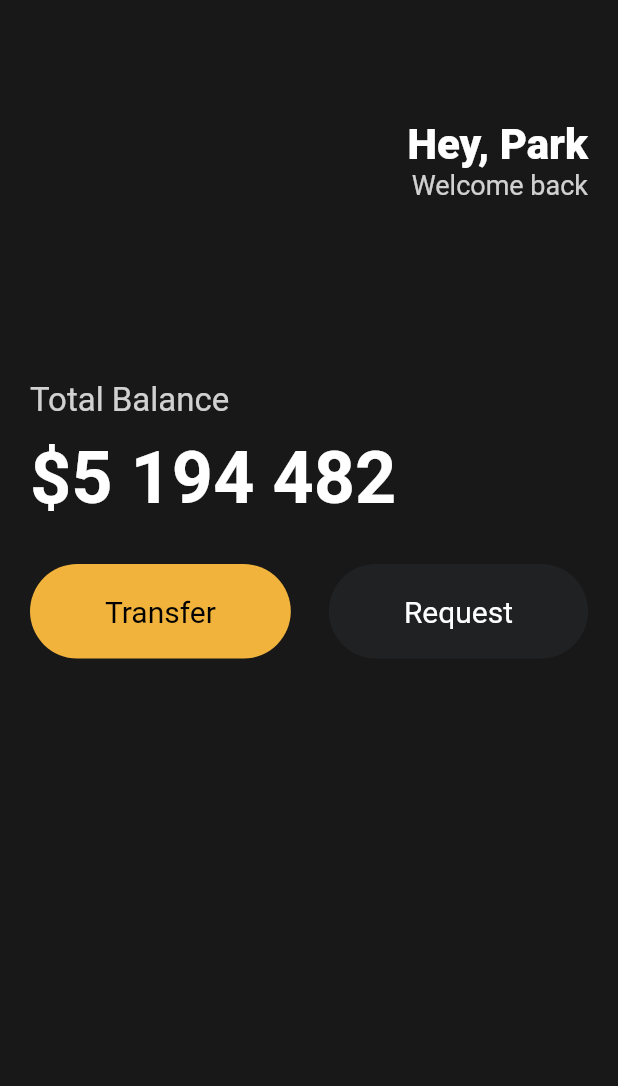
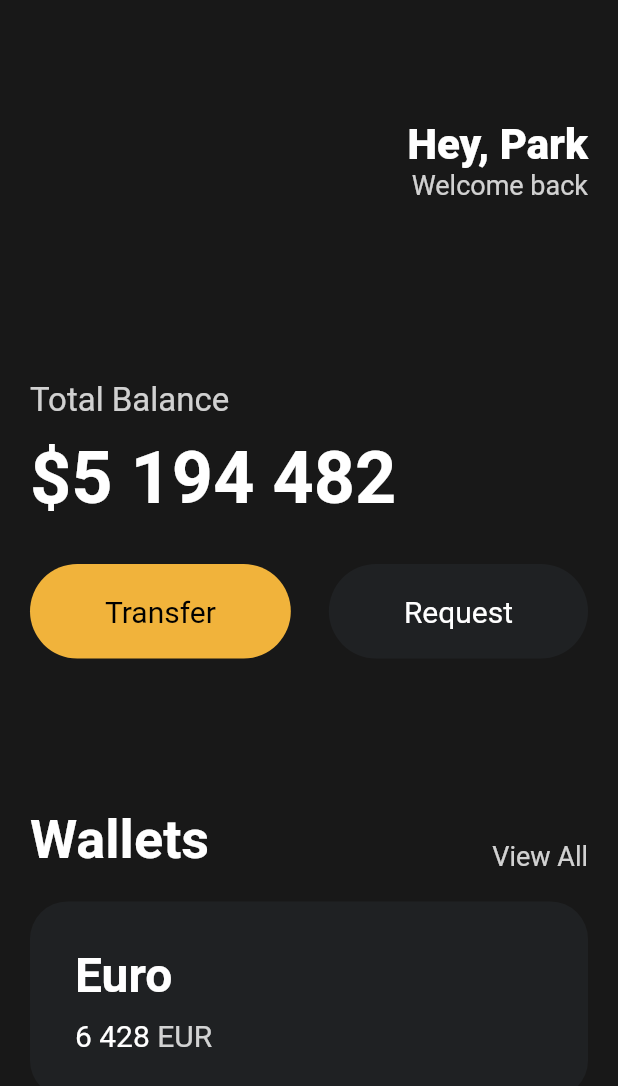
Before and after one commit to ParkJong-Hun/Toonflix, a Flutter app: the screen it shows after launch, on a phone screen of 412 x 824 dp. Shown: the top 1086 px of the screen. Run offline on Flutter 3.47's test engine with Material 2 defaults, Android fonts, the phone set to English and light mode, and no system bars.

Commit message:
feat: create card

```diff
--- a/lib/main.dart
+++ b/lib/main.dart
@@ -87,7 +87,84 @@ class App extends StatelessWidget {
                     textColor: Colors.white,
                   )
                 ],
-              )
+              ),
+              const SizedBox(
+                height: 100,
+              ),
+              Row(
+                crossAxisAlignment: CrossAxisAlignment.end,
+                mainAxisAlignment: MainAxisAlignment.spaceBetween,
+                children: [
+                  const Text(
+                    "Wallets",
+                    style: TextStyle(
+                      color: Colors.white,
+                      fontSize: 36,
+                      fontWeight: FontWeight.w600,
+                    ),
+                  ),
+                  Text(
+                    "View All",
+                    style: TextStyle(
+                      color: Colors.white.withOpacity(0.8),
+                      fontSize: 18,
+                    ),
+                  ),
+                ],
+              ),
+              SizedBox(
+                height: 20,
+              ),
+              Container(
+                decoration: BoxDecoration(
+                  color: Color(0xFF1F2123),
+                  borderRadius: BorderRadius.circular(25),
+                ),
+                child: Padding(
+                  padding: const EdgeInsets.all(30),
+                  child: Row(
+                    children: [
+                      Column(
+                        crossAxisAlignment: CrossAxisAlignment.start,
+                        children: [
+                          Text(
+                            "Euro",
+                            style: TextStyle(
+                              color: Colors.white,
+                              fontSize: 32,
+                              fontWeight: FontWeight.w600,
+                            ),
+                          ),
+                          SizedBox(
+                            height: 10,
+                          ),
+                          Row(
+                            children: [
+                              Text(
+                                '6 428',
+                                style: TextStyle(
+                                  color: Colors.white,
+                                  fontSize: 20,
+                                ),
+                              ),
+                              SizedBox(
+                                width: 5,
+                              ),
+                              Text(
+                                'EUR',
+                                style: TextStyle(
+                                  color: Colors.white.withOpacity(0.8),
+                                  fontSize: 20,
+                                ),
+                              ),
+                            ],
+                          ),
+                        ],
+                      ),
+                    ],
+                  ),
+                ),
+              ),
             ],
           ),
         ),
```
